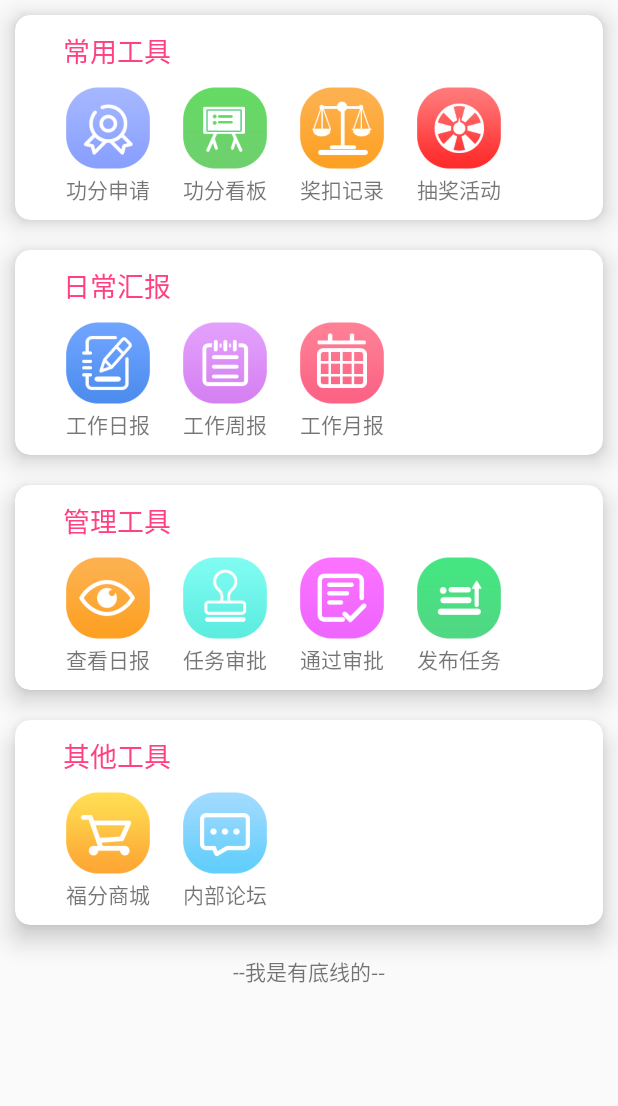
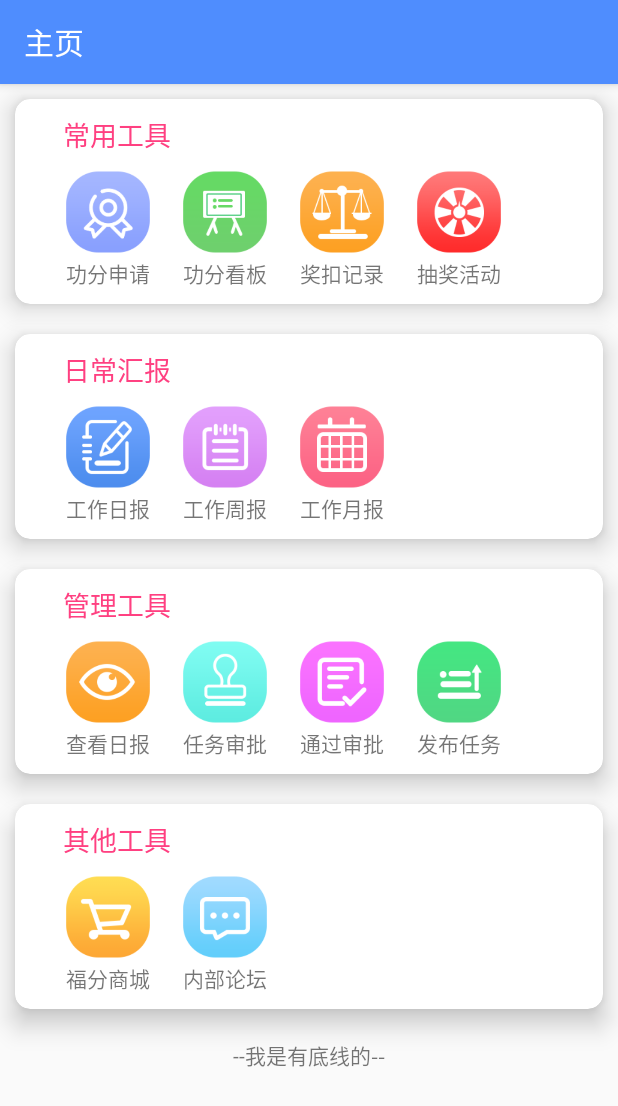
Before and after one commit to shuyecan/Xzgapp, an Android app: the layout fragment_home.xml on its own in the app's theme, with its tools: preview values and no code run, on a phone screen of 412 x 824 dp. Shown: the top 1106 px of the screen. Run offline under Robolectric (Android 15) with nearby library versions, the phone set to English and light mode, and no system bars.

Commit message:
修复主页bug

```diff
--- a/app/src/main/java/Ui/HomeFragment.java
+++ b/app/src/main/java/Ui/HomeFragment.java
@@ -4,6 +4,9 @@ package Ui;
 
 import android.os.Bundle;
 import android.support.annotation.Nullable;
+import android.support.v7.app.ActionBar;
+import android.support.v7.app.AppCompatActivity;
+import android.support.v7.widget.Toolbar;
 import android.view.LayoutInflater;
 import android.view.View;
 import android.view.ViewGroup;
@@ -28,7 +31,13 @@ public class HomeFragment extends android.app.Fragment{
     }
 
     private void initMyView() {
-
+        Toolbar toolbar = getActivity().findViewById(R.id.toolbar_home);
+        ((AppCompatActivity) getActivity()).setSupportActionBar(toolbar);
+        ActionBar actionBar =  ((AppCompatActivity) getActivity()).getSupportActionBar();
+        if(actionBar!=null){
+            actionBar.setDisplayHomeAsUpEnabled(true);
+            actionBar.setHomeAsUpIndicator(R.mipmap.mian);
+        }
     }
 
     @Override
--- a/app/src/main/res/layout/fragment_home.xml
+++ b/app/src/main/res/layout/fragment_home.xml
@@ -1,13 +1,32 @@
 <?xml version="1.0" encoding="utf-8"?>
-<RelativeLayout xmlns:android="http://schemas.android.com/apk/res/android"
+<android.support.design.widget.CoordinatorLayout
+    xmlns:android="http://schemas.android.com/apk/res/android"
     xmlns:app="http://schemas.android.com/apk/res-auto"
-    xmlns:tools="http://schemas.android.com/tools"
     android:layout_width="match_parent"
     android:layout_height="match_parent">
+
+
+    <android.support.design.widget.AppBarLayout
+        android:layout_width="match_parent"
+        android:layout_height="wrap_content">
+        <android.support.v7.widget.Toolbar
+            app:title="@string/zhuye"
+            android:layout_width="match_parent"
+            android:id="@+id/toolbar_home"
+            android:layout_height="?attr/actionBarSize"
+            android:background="?attr/colorPrimary"
+            android:theme="@style/ThemeOverlay.AppCompat.Dark.ActionBar"
+            app:popupTheme="@style/ThemeOverlay.AppCompat.Light"
+            />
+    </android.support.design.widget.AppBarLayout>
+
+
     <ScrollView
+        app:layout_behavior="@string/appbar_scrolling_view_behavior"
         android:layout_width="match_parent"
         android:layout_height="match_parent">
         <RelativeLayout
+
             android:layout_width="match_parent"
             android:layout_height="wrap_content">
     <android.support.v7.widget.CardView
@@ -423,4 +442,4 @@
         </RelativeLayout>
     </ScrollView>
 
-</RelativeLayout>
+</android.support.design.widget.CoordinatorLayout>
```
